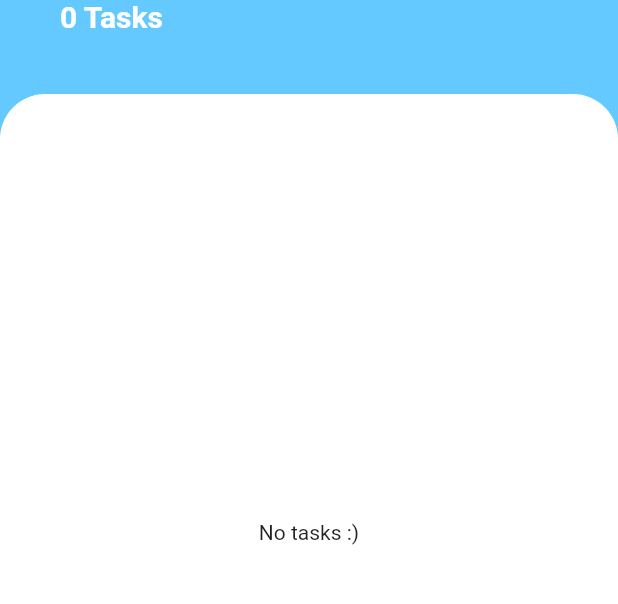
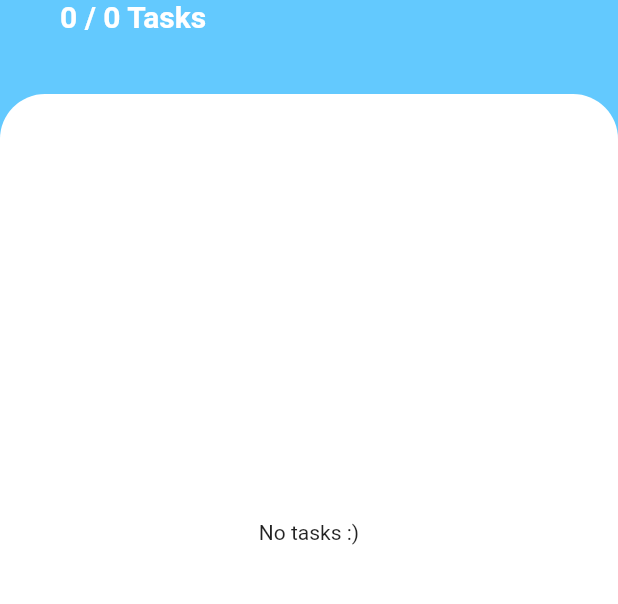
Before and after one commit to Weny-murat/todoey, a Flutter app: the screen it shows after launch, on a phone screen of 412 x 824 dp, the part 266-870 px from its top. Run offline on Flutter 3.47's test engine with Material 2 defaults, Android fonts, the phone set to English and light mode, and no system bars; our stand-ins replace dartz, equatable, flutter_bloc, get_it, shared_preferences.

```diff
--- a/lib/features/task/presentation/widgets/task_count_text.dart
+++ b/lib/features/task/presentation/widgets/task_count_text.dart
@@ -13,9 +13,10 @@ class TaskCountText extends StatelessWidget {
   Widget build(BuildContext context) {
     return BlocBuilder<TaskBloc, TodoTaskListState>(builder: (context, state) {
       if (state is TasksLoaded) {
-        final count = state.tasks.length;
+        final totalTaskCount = state.tasks.length;
+        final incompleteTaskCount = state.tasks.where((e) => !e.isDone).length;
         return Text(
-          '$count Tasks',
+          '$incompleteTaskCount / $totalTaskCount Tasks',
           style: TextStyle(
             color: Colors.white,
             fontWeight: FontWeight.w600,
```
